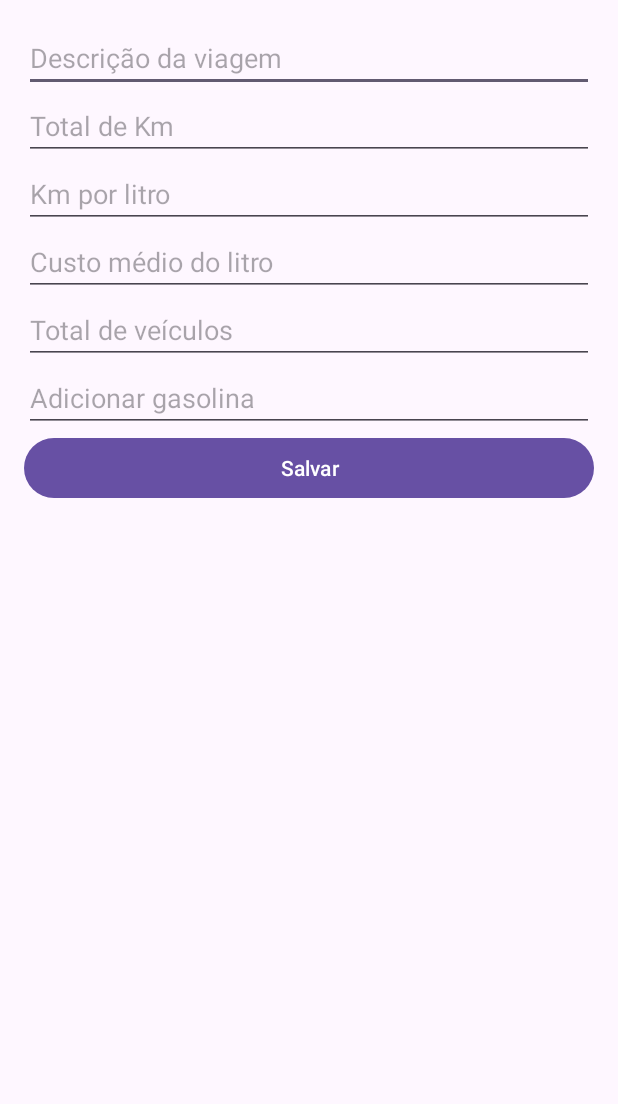
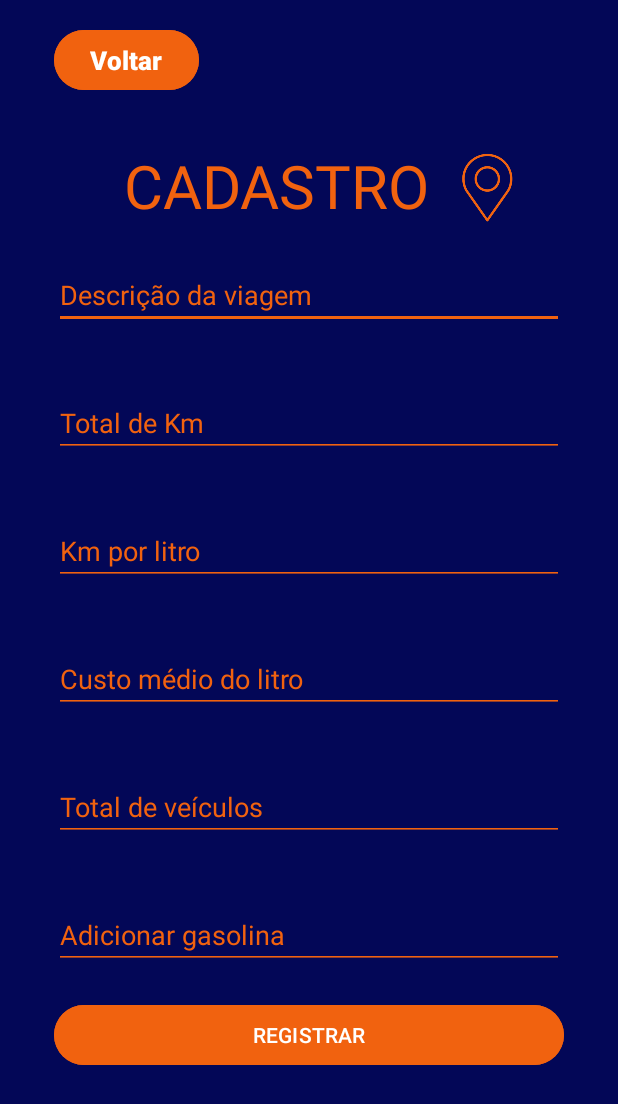
Before and after one commit to guilhermefrag/trabalho-mobile, an Android app: the CadastroViagemActivity screen opened directly, with no data from a screen before it, on a phone screen of 412 x 824 dp. Shown: the top 1104 px of the screen. Run offline under Robolectric (Android 15) with nearby library versions, the phone set to English and light mode, and no system bars.

Commit message:
tela de cadastro de viagem

```diff
--- a/app/src/main/java/com/example/myapplication/CadastroViagemActivity.java
+++ b/app/src/main/java/com/example/myapplication/CadastroViagemActivity.java
@@ -1,5 +1,6 @@
 package com.example.myapplication;
 
+import android.content.Intent;
 import android.os.Bundle;
 import android.view.View;
 import android.widget.Button;
@@ -11,7 +12,7 @@ import com.example.myapplication.database.model.ViagemModel;
 
 public class CadastroViagemActivity extends AppCompatActivity {
     private EditText editDescricao, editTotalKm, editKmPorLitro, editCustoMedioLitro, editTotalVeiculos, editAdicionarGasolina;
-    private Button btnSalvar;
+    private Button btnSalvar, btnSair;
 
     @Override
     protected void onCreate(Bundle savedInstanceState) {
@@ -25,6 +26,7 @@ public class CadastroViagemActivity extends AppCompatActivity {
         editTotalVeiculos = findViewById(R.id.editTotalVeiculos);
         editAdicionarGasolina = findViewById(R.id.editAdicionarGasolina);
         btnSalvar = findViewById(R.id.btnSalvar);
+        btnSair = findViewById(R.id.btnSair);
 
         btnSalvar.setOnClickListener(new View.OnClickListener() {
             @Override
@@ -44,8 +46,15 @@ public class CadastroViagemActivity extends AppCompatActivity {
                 viagem.setTotalVeiculos(totalVeiculos);
                 viagem.setAdicionarGasolina(adicionarGasolina);
 
-                //TEM QUE SALVAR NO BANCO
                 finish();
+            }
+        });
+
+        btnSair.setOnClickListener(new View.OnClickListener() {
+            @Override
+            public void onClick(View v) {
+                Intent intent = new Intent(CadastroViagemActivity.this, MainActivity.class);
+                startActivity(intent);
             }
         });
     }
--- a/app/src/main/java/com/example/myapplication/GasolinaListActivity.java
+++ b/app/src/main/java/com/example/myapplication/GasolinaListActivity.java
@@ -1,12 +1,18 @@
 package com.example.myapplication;
 
 import android.app.Activity;
+import android.content.Intent;
 import android.os.Bundle;
+import android.view.View;
+import android.widget.Button;
 import android.widget.ListView;
 import android.widget.ArrayAdapter;
 import java.util.ArrayList;
 
 public class GasolinaListActivity extends Activity {
+
+    private Button btnSair;
+
     public static String converteBooleanParaString(boolean valor) {
         if (valor) {
             return "Sim";
@@ -41,5 +47,14 @@ public class GasolinaListActivity extends Activity {
 
         ArrayAdapter<String> adapter = new ArrayAdapter<>(this, android.R.layout.simple_list_item_1, dataList);
         listView.setAdapter(adapter);
+
+        btnSair = findViewById(R.id.btnSair);
+        btnSair.setOnClickListener(new View.OnClickListener() {
+            @Override
+            public void onClick(View view) {
+                Intent intent = new Intent(GasolinaListActivity.this, MainActivity.class);
+                startActivity(intent);
+            }
+        });
     }
 }
--- a/app/src/main/java/com/example/myapplication/MainActivity.java
+++ b/app/src/main/java/com/example/myapplication/MainActivity.java
@@ -24,7 +24,13 @@ public class MainActivity extends AppCompatActivity {
         btnControleGastosGasolina = findViewById(R.id.btnControleGastosGasolina);
         btnSair = findViewById(R.id.btnSair);
 
-
+        btnCadastrarViagem.setOnClickListener(new View.OnClickListener() {
+            @Override
+            public void onClick(View v) {
+                Intent intent = new Intent(MainActivity.this, CadastroViagemActivity.class);
+                startActivity(intent);
+            }
+        });
         btnControleGastosGasolina.setOnClickListener(new View.OnClickListener() {
             @Override
             public void onClick(View v) {
--- a/app/src/main/res/layout/activity_cadastro_viagem.xml
+++ b/app/src/main/res/layout/activity_cadastro_viagem.xml
@@ -1,7 +1,10 @@
 <?xml version="1.0" encoding="utf-8"?>
 <ScrollView xmlns:android="http://schemas.android.com/apk/res/android"
     android:layout_width="match_parent"
-    android:layout_height="match_parent">
+    android:layout_height="match_parent"
+    android:gravity="center"
+    android:background="@color/blue"
+    android:orientation="vertical">
 
     <LinearLayout
         android:layout_width="match_parent"
@@ -9,52 +12,119 @@
         android:orientation="vertical"
         android:padding="16dp">
 
+        <LinearLayout
+            android:layout_width="match_parent"
+            android:layout_height="wrap_content"
+            android:orientation="horizontal"
+            android:weightSum="100">
+
+            <Button
+                android:id="@+id/btnSair"
+                android:layout_width="wrap_content"
+                android:layout_height="wrap_content"
+                android:textSize="17dp"
+                android:textStyle="bold"
+                android:layout_marginBottom="30dp"
+                android:layout_marginLeft="20dp"
+                android:backgroundTint="@color/orange"
+                android:text="Voltar" />
+
+        </LinearLayout>
+        <LinearLayout
+            android:layout_width="match_parent"
+            android:layout_height="60dp"
+            android:orientation="horizontal">
+
+            <TextView
+                android:layout_width="270dp"
+                android:layout_height="match_parent"
+                android:gravity="center"
+                android:text="CADASTRO"
+                android:textAlignment="textEnd"
+                android:textColor="@color/orange"
+                android:textSize="40dp"/>
+
+            <ImageView
+                android:layout_width="75dp"
+                android:layout_height="match_parent"
+                android:src="@drawable/icone_laranja" />
+
+        </LinearLayout>
+
         <EditText
             android:id="@+id/editDescricao"
             android:layout_width="match_parent"
             android:layout_height="wrap_content"
             android:hint="Descrição da viagem"
-            android:inputType="text" />
+            android:inputType="text"
+            android:backgroundTint="@color/orange"
+            android:textColor="@color/orange"
+            android:textColorHint="@color/orange"
+            android:layout_margin="20dp"/>
 
         <EditText
             android:id="@+id/editTotalKm"
             android:layout_width="match_parent"
             android:layout_height="wrap_content"
             android:hint="Total de Km"
-            android:inputType="numberDecimal" />
+            android:inputType="numberDecimal"
+            android:backgroundTint="@color/orange"
+            android:textColor="@color/orange"
+            android:textColorHint="@color/orange"
+            android:layout_margin="20dp"/>
 
         <EditText
             android:id="@+id/editKmPorLitro"
             android:layout_width="match_parent"
             android:layout_height="wrap_content"
             android:hint="Km por litro"
-            android:inputType="numberDecimal" />
+            android:inputType="numberDecimal"
+            android:backgroundTint="@color/orange"
+            android:textColor="@color/orange"
+            android:textColorHint="@color/orange"
+            android:layout_margin="20dp"/>
 
         <EditText
             android:id="@+id/editCustoMedioLitro"
             android:layout_width="match_parent"
             android:layout_height="wrap_content"
             android:hint="Custo médio do litro"
-            android:inputType="numberDecimal" />
+            android:inputType="numberDecimal"
+            android:backgroundTint="@color/orange"
+            android:textColor="@color/orange"
+            android:textColorHint="@color/orange"
+            android:layout_margin="20dp"/>
 
         <EditText
             android:id="@+id/editTotalVeiculos"
             android:layout_width="match_parent"
             android:layout_height="wrap_content"
             android:hint="Total de veículos"
-            android:inputType="number" />
+            android:inputType="number"
+            android:backgroundTint="@color/orange"
+            android:textColor="@color/orange"
+            android:textColorHint="@color/orange"
+            android:layout_margin="20dp"/>
 
         <EditText
             android:id="@+id/editAdicionarGasolina"
             android:layout_width="match_parent"
             android:layout_height="wrap_content"
             android:hint="Adicionar gasolina"
-            android:inputType="numberDecimal" />
+            android:inputType="numberDecimal"
+            android:backgroundTint="@color/orange"
+            android:textColor="@color/orange"
+            android:textColorHint="@color/orange"
+            android:layout_margin="20dp"/>
 
         <Button
             android:id="@+id/btnSalvar"
             android:layout_width="match_parent"
             android:layout_height="wrap_content"
-            android:text="Salvar" />
+            android:layout_marginLeft="20dp"
+            android:layout_marginRight="20dp"
+            android:layout_weight="50"
+            android:backgroundTint="@color/orange"
+            android:text="REGISTRAR" />
     </LinearLayout>
 </ScrollView>
--- a/app/src/main/res/layout/item_lista.xml
+++ b/app/src/main/res/layout/item_lista.xml
@@ -7,6 +7,17 @@
     android:padding="16dp"
 
     android:background="@android:color/background_light">
+
+    <Button
+        android:id="@+id/btnSair"
+        android:layout_width="wrap_content"
+        android:layout_height="wrap_content"
+        android:textSize="17dp"
+        android:textStyle="bold"
+        android:layout_marginBottom="30dp"
+        android:layout_marginLeft="20dp"
+        android:backgroundTint="@color/orange"
+        android:text="Voltar" />
 
     <TextView
         android:layout_width="wrap_content"
```
